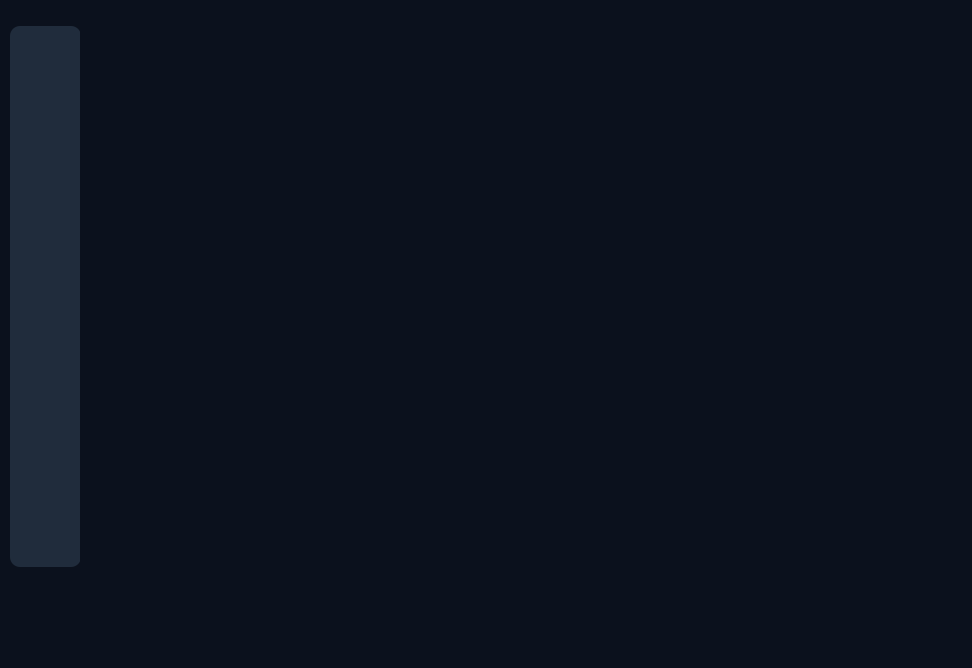
This is ui/main/main.ui in phamnamkhanh0602/python-app as Qt 5 draws it before an edit. The edited form follows.
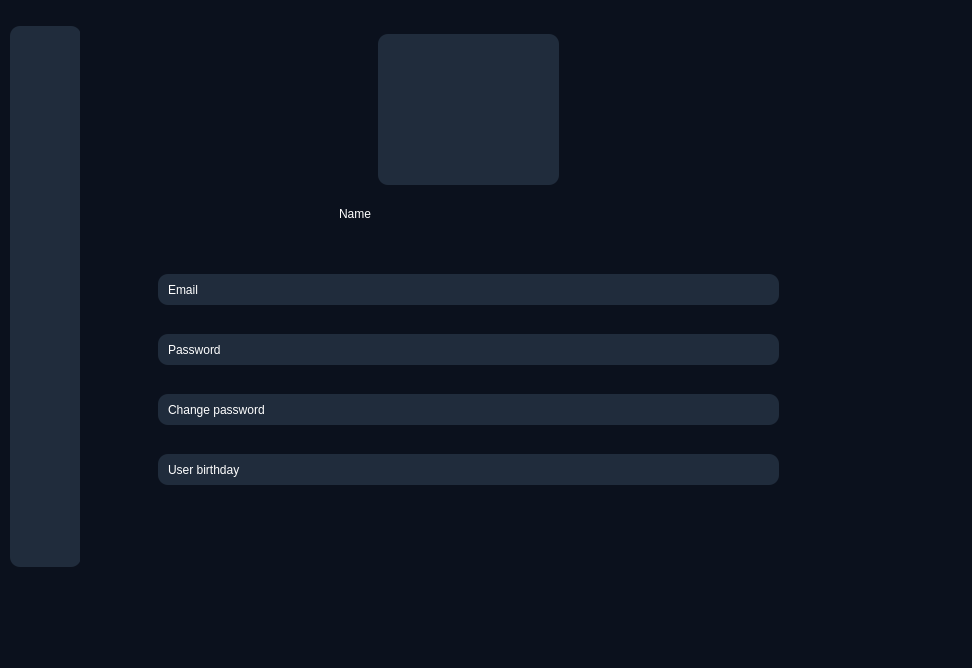
This is the edited form. Icons and pictures are not drawn.

Commit message: main trang 3

```diff
--- a/ui/main/main.ui
+++ b/ui/main/main.ui
@@ -2110,7 +2110,117 @@
       </property>
      </widget>
     </widget>
-    <widget class="QWidget" name="page_3"/>
+    <widget class="QWidget" name="page_3">
+     <widget class="QWidget" name="widget_9" native="true">
+      <property name="geometry">
+       <rect>
+        <x>290</x>
+        <y>10</y>
+        <width>181</width>
+        <height>151</height>
+       </rect>
+      </property>
+      <property name="styleSheet">
+       <string notr="true">background-color:#202c3c;</string>
+      </property>
+      <widget class="QLabel" name="label_82">
+       <property name="geometry">
+        <rect>
+         <x>20</x>
+         <y>20</y>
+         <width>141</width>
+         <height>121</height>
+        </rect>
+       </property>
+       <property name="text">
+        <string/>
+       </property>
+       <property name="pixmap">
+        <pixmap>../../img/user.png</pixmap>
+       </property>
+       <property name="scaledContents">
+        <bool>true</bool>
+       </property>
+      </widget>
+     </widget>
+     <widget class="QLineEdit" name="lineEdit_3">
+      <property name="geometry">
+       <rect>
+        <x>70</x>
+        <y>250</y>
+        <width>621</width>
+        <height>31</height>
+       </rect>
+      </property>
+      <property name="styleSheet">
+       <string notr="true">background-color:#202c3c;</string>
+      </property>
+      <property name="text">
+       <string>Email</string>
+      </property>
+     </widget>
+     <widget class="QLineEdit" name="lineEdit_4">
+      <property name="geometry">
+       <rect>
+        <x>70</x>
+        <y>310</y>
+        <width>621</width>
+        <height>31</height>
+       </rect>
+      </property>
+      <property name="styleSheet">
+       <string notr="true">background-color:#202c3c;</string>
+      </property>
+      <property name="text">
+       <string>Password</string>
+      </property>
+     </widget>
+     <widget class="QLineEdit" name="lineEdit_5">
+      <property name="geometry">
+       <rect>
+        <x>70</x>
+        <y>370</y>
+        <width>621</width>
+        <height>31</height>
+       </rect>
+      </property>
+      <property name="styleSheet">
+       <string notr="true">background-color:#202c3c;</string>
+      </property>
+      <property name="text">
+       <string>Change password</string>
+      </property>
+     </widget>
+     <widget class="QLineEdit" name="lineEdit_6">
+      <property name="geometry">
+       <rect>
+        <x>70</x>
+        <y>430</y>
+        <width>621</width>
+        <height>31</height>
+       </rect>
+      </property>
+      <property name="styleSheet">
+       <string notr="true">background-color:#202c3c;</string>
+      </property>
+      <property name="text">
+       <string>User birthday</string>
+      </property>
+     </widget>
+     <widget class="QLabel" name="label_81">
+      <property name="geometry">
+       <rect>
+        <x>240</x>
+        <y>169</y>
+        <width>301</width>
+        <height>41</height>
+       </rect>
+      </property>
+      <property name="text">
+       <string>Name</string>
+      </property>
+     </widget>
+    </widget>
    </widget>
   </widget>
   <widget class="QMenuBar" name="menubar">
```
Left out of the diff: 2 changed lines with no effect on the pictures. The commit also changes 1 other file.
